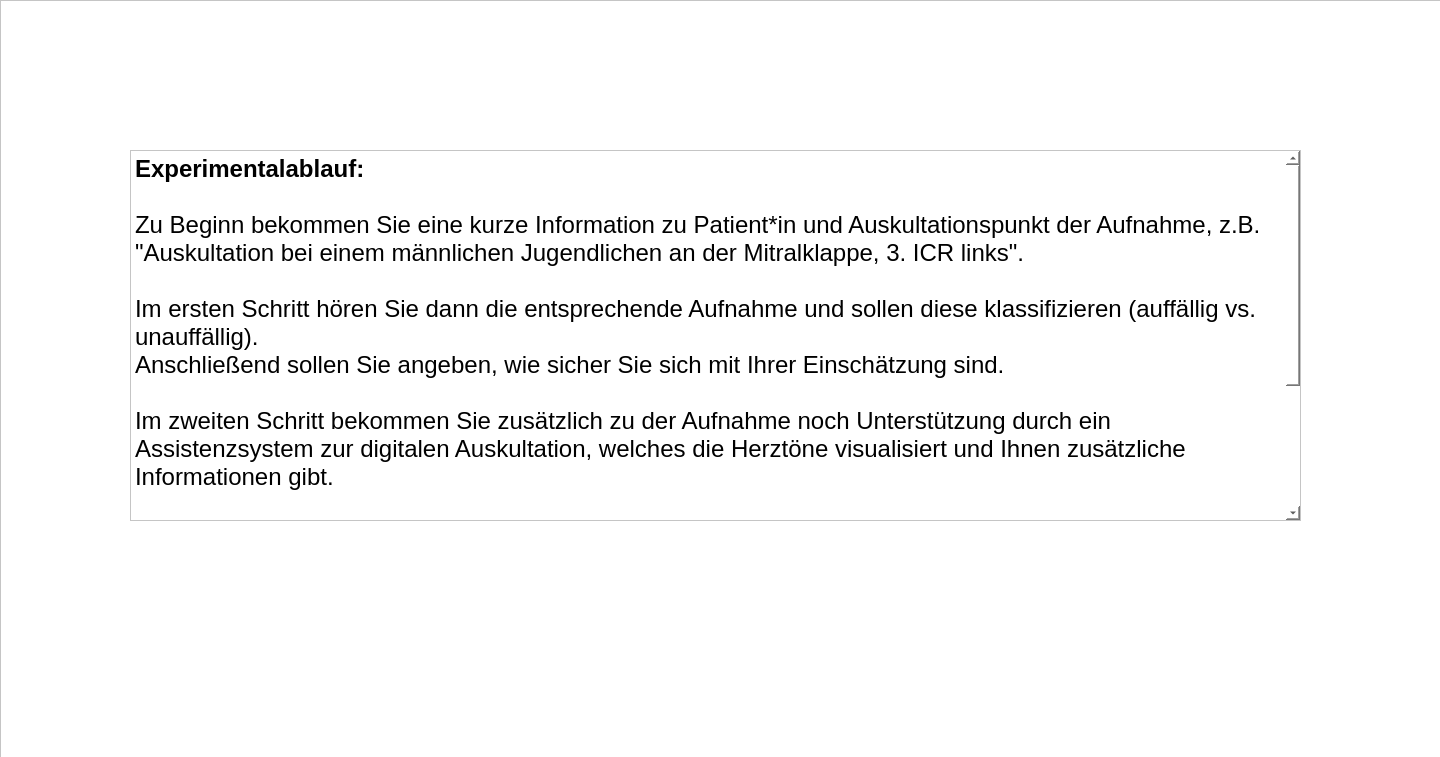
IKI-Lab/auscultation_AI_noise_exp, file forms/instructions2.ui: the form before one commit.
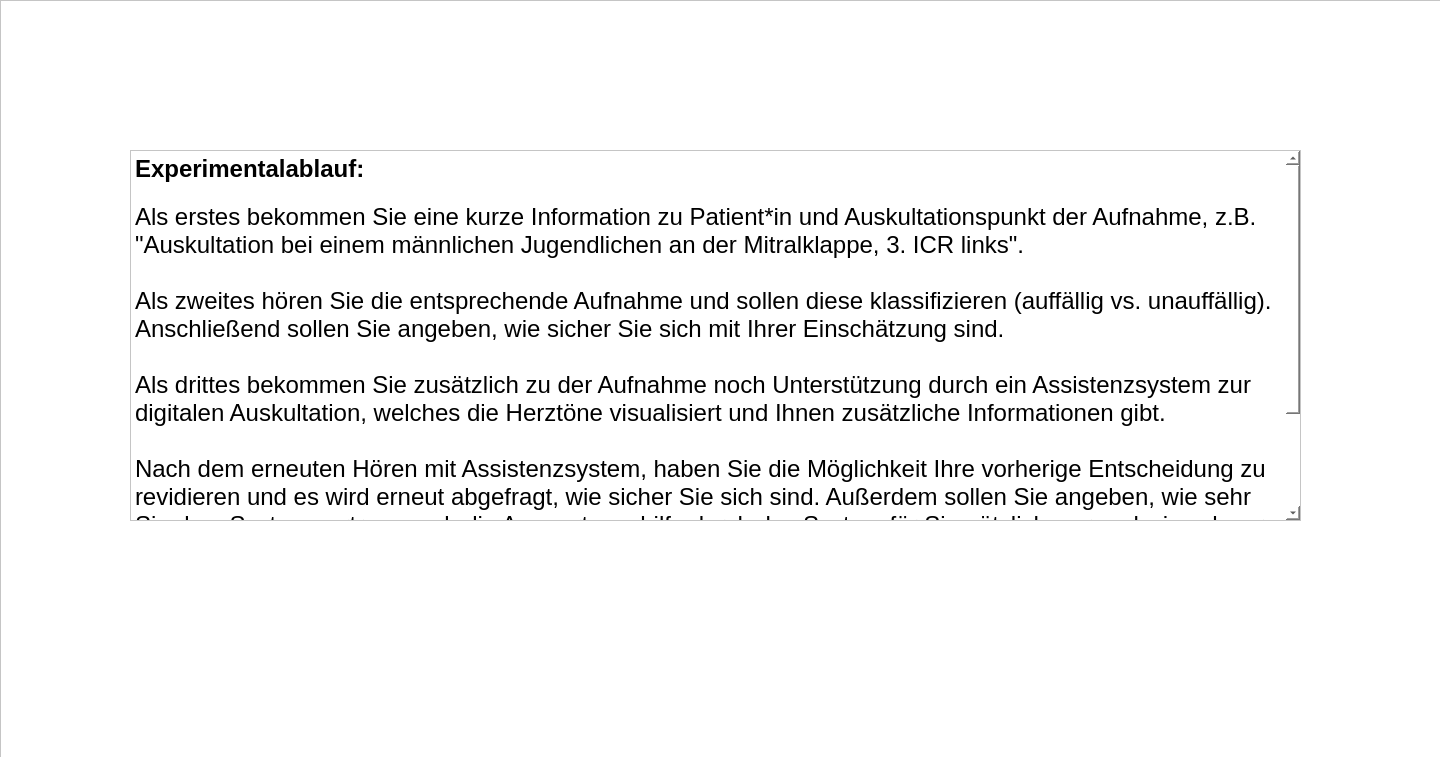
The form after the commit.

Diff of the .ui file:
```diff
--- a/forms/instructions2.ui
+++ b/forms/instructions2.ui
@@ -74,12 +74,13 @@
 p, li { white-space: pre-wrap; }
 &lt;/style&gt;&lt;/head&gt;&lt;body style=&quot; font-family:'.AppleSystemUIFont'; font-size:13pt; font-weight:400; font-style:normal;&quot;&gt;
 &lt;p style=&quot; margin-top:0px; margin-bottom:0px; margin-left:0px; margin-right:0px; -qt-block-indent:0; text-indent:0px;&quot;&gt;&lt;span style=&quot; font-family:'Helvetica Neue'; font-size:18pt; font-weight:600;&quot;&gt;Experimentalablauf:&lt;/span&gt;&lt;/p&gt;
-&lt;p style=&quot; margin-top:0px; margin-bottom:0px; margin-left:0px; margin-right:0px; -qt-block-indent:0; text-indent:0px;&quot;&gt;&lt;span style=&quot; font-family:'Helvetica Neue'; font-size:18pt;&quot;&gt;&lt;br /&gt;Zu Beginn bekommen Sie eine kurze Information zu Patient*in und Auskultationspunkt der Aufnahme, z.B. &amp;quot;Auskultation bei einem männlichen Jugendlichen an der Mitralklappe, 3. ICR links&amp;quot;.&lt;/span&gt;&lt;/p&gt;
+&lt;p style=&quot;-qt-paragraph-type:empty; margin-top:0px; margin-bottom:0px; margin-left:0px; margin-right:0px; -qt-block-indent:0; text-indent:0px;&quot;&gt;&lt;br /&gt;&lt;/p&gt;
+&lt;p style=&quot; margin-top:0px; margin-bottom:0px; margin-left:0px; margin-right:0px; -qt-block-indent:0; text-indent:0px;&quot;&gt;&lt;span style=&quot; font-family:'Helvetica Neue'; font-size:18pt;&quot;&gt;Als erstes bekommen Sie eine kurze Information zu Patient*in und Auskultationspunkt der Aufnahme, z.B. &amp;quot;Auskultation bei einem männlichen Jugendlichen an der Mitralklappe, 3. ICR links&amp;quot;.&lt;/span&gt;&lt;/p&gt;
 &lt;p style=&quot;-qt-paragraph-type:empty; margin-top:0px; margin-bottom:0px; margin-left:0px; margin-right:0px; -qt-block-indent:0; text-indent:0px; font-family:'Helvetica Neue'; font-size:18pt;&quot;&gt;&lt;br /&gt;&lt;/p&gt;
-&lt;p style=&quot; margin-top:0px; margin-bottom:0px; margin-left:0px; margin-right:0px; -qt-block-indent:0; text-indent:0px;&quot;&gt;&lt;span style=&quot; font-family:'Helvetica Neue'; font-size:18pt;&quot;&gt;Im ersten Schritt hören Sie dann die entsprechende Aufnahme und sollen diese klassifizieren (auffällig vs. unauffällig).&lt;/span&gt;&lt;/p&gt;
+&lt;p style=&quot; margin-top:0px; margin-bottom:0px; margin-left:0px; margin-right:0px; -qt-block-indent:0; text-indent:0px;&quot;&gt;&lt;span style=&quot; font-family:'Helvetica Neue'; font-size:18pt;&quot;&gt;Als zweites hören Sie die entsprechende Aufnahme und sollen diese klassifizieren (auffällig vs. unauffällig).&lt;/span&gt;&lt;/p&gt;
 &lt;p style=&quot; margin-top:0px; margin-bottom:0px; margin-left:0px; margin-right:0px; -qt-block-indent:0; text-indent:0px;&quot;&gt;&lt;span style=&quot; font-family:'Helvetica Neue'; font-size:18pt;&quot;&gt;Anschließend sollen Sie angeben, wie sicher Sie sich mit Ihrer Einschätzung sind.&lt;/span&gt;&lt;/p&gt;
-&lt;p style=&quot; margin-top:0px; margin-bottom:0px; margin-left:0px; margin-right:0px; -qt-block-indent:0; text-indent:0px;&quot;&gt;&lt;span style=&quot; font-family:'Helvetica Neue'; font-size:18pt;&quot;&gt;&lt;br /&gt;Im zweiten Schritt bekommen Sie zusätzlich zu der Aufnahme noch Unterstützung durch ein Assistenzsystem zur digitalen Auskultation, welches die Herztöne visualisiert und Ihnen zusätzliche Informationen gibt.&lt;/span&gt;&lt;/p&gt;
-&lt;p style=&quot; margin-top:0px; margin-bottom:0px; margin-left:0px; margin-right:0px; -qt-block-indent:0; text-indent:0px;&quot;&gt;&lt;span style=&quot; font-family:'Helvetica Neue'; font-size:18pt;&quot;&gt;&lt;br /&gt;Nach dem erneuten Hören mit Assistenzsystem haben Sie die Möglichkeit, Ihre vorherige Entscheidung zu revidieren und es wird erneut abgefragt, wie sicher Sie sich sind. Außerdem sollen Sie angeben, wie sehr Sie dem System vertrauen, ob die Auswertungshilfe durch das System für Sie nützlich war und wie schwer Sie die Aufgabe fanden.&lt;/span&gt;&lt;/p&gt;
+&lt;p style=&quot; margin-top:0px; margin-bottom:0px; margin-left:0px; margin-right:0px; -qt-block-indent:0; text-indent:0px;&quot;&gt;&lt;span style=&quot; font-family:'Helvetica Neue'; font-size:18pt;&quot;&gt;&lt;br /&gt;Als drittes bekommen Sie zusätzlich zu der Aufnahme noch Unterstützung durch ein Assistenzsystem zur digitalen Auskultation, welches die Herztöne visualisiert und Ihnen zusätzliche Informationen gibt.&lt;/span&gt;&lt;/p&gt;
+&lt;p style=&quot; margin-top:0px; margin-bottom:0px; margin-left:0px; margin-right:0px; -qt-block-indent:0; text-indent:0px;&quot;&gt;&lt;span style=&quot; font-family:'Helvetica Neue'; font-size:18pt;&quot;&gt;&lt;br /&gt;Nach dem erneuten Hören mit Assistenzsystem, haben Sie die Möglichkeit Ihre vorherige Entscheidung zu revidieren und es wird erneut abgefragt, wie sicher Sie sich sind. Außerdem sollen Sie angeben, wie sehr Sie dem System vertrauen, ob die Auswertungshilfe durch das System für Sie nützlich war und wie schwer Sie die Aufgabe fanden.&lt;/span&gt;&lt;/p&gt;
 &lt;p style=&quot;-qt-paragraph-type:empty; margin-top:0px; margin-bottom:0px; margin-left:0px; margin-right:0px; -qt-block-indent:0; text-indent:0px; font-family:'Helvetica Neue'; font-size:18pt;&quot;&gt;&lt;br /&gt;&lt;/p&gt;
 &lt;p style=&quot; margin-top:0px; margin-bottom:0px; margin-left:0px; margin-right:0px; -qt-block-indent:0; text-indent:0px;&quot;&gt;&lt;span style=&quot; font-family:'Helvetica Neue'; font-size:18pt;&quot;&gt;Im Folgenden erhalten Sie noch weitere Informationen über das Assistenzsystem. Lesen Sie diese bitte gründlich!&lt;/span&gt; &lt;/p&gt;&lt;/body&gt;&lt;/html&gt;</string>
     </property>
```
